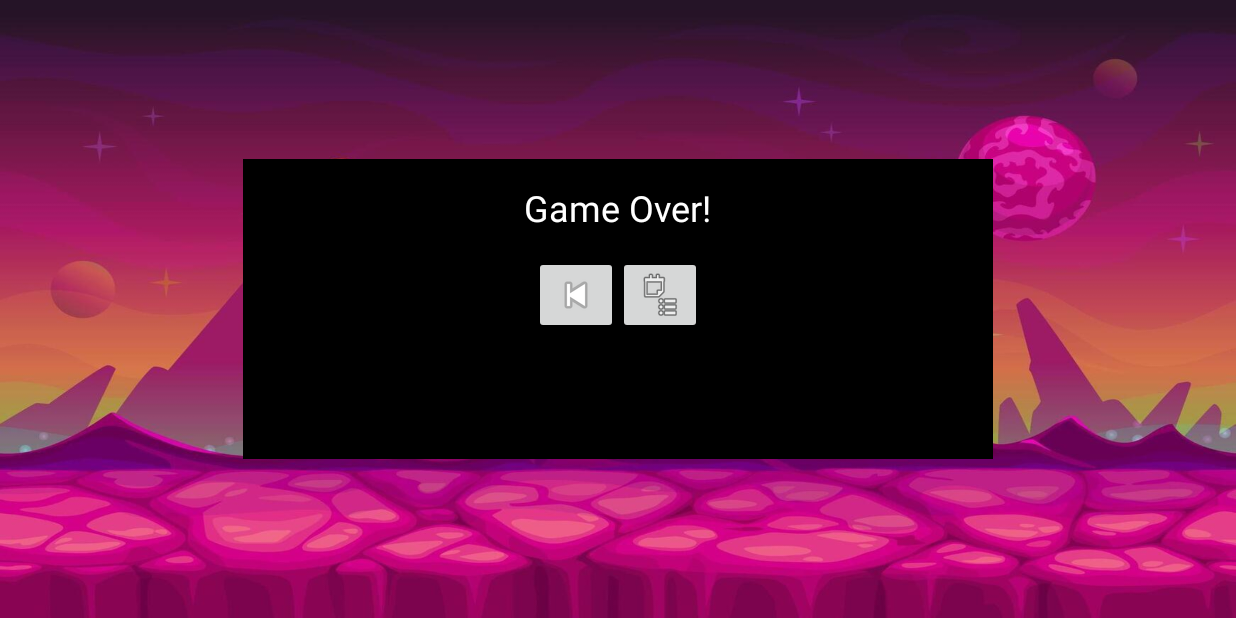
After one commit to ThilanRandika/LabExam03-game-2, an Android app: the GameOverScreenActivity screen opened directly, with no data from a screen before it, on a phone screen of 824 x 412 dp (held sideways). The commit adds this screen. Run offline under Robolectric (Android 15) with nearby library versions, the phone set to English and light mode, and no system bars.

Commit message:
create game over screen

```diff
--- a/app/src/main/AndroidManifest.xml
+++ b/app/src/main/AndroidManifest.xml
@@ -13,10 +13,15 @@
         android:theme="@style/Theme.LabExam03_game_2"
         tools:targetApi="31">
         <activity
+            android:name=".GameOverScreenActivity"
+            android:exported="false"
+            android:screenOrientation="landscape"
+            android:theme="@style/Base.Theme.LabExam03_game_2.noActionBar" />
+        <activity
             android:name=".Leaderboard"
             android:exported="false"
             android:screenOrientation="landscape"
-            android:theme="@style/Base.Theme.LabExam03_game_2.noActionBar"/>
+            android:theme="@style/Base.Theme.LabExam03_game_2.noActionBar" />
         <activity
             android:name=".GameActivity"
             android:exported="false"
--- /dev/null
+++ b/app/src/main/java/com/example/labexam03_game_2/GameOverScreenActivity.kt
@@ -0,0 +1,34 @@
+package com.example.labexam03_game_2
+
+import android.content.Intent
+import android.os.Bundle
+import android.view.View
+import androidx.activity.enableEdgeToEdge
+import androidx.appcompat.app.AppCompatActivity
+import androidx.core.view.ViewCompat
+import androidx.core.view.WindowInsetsCompat
+
+class GameOverScreenActivity : AppCompatActivity() {
+    override fun onCreate(savedInstanceState: Bundle?) {
+        super.onCreate(savedInstanceState)
+        enableEdgeToEdge()
+        setContentView(R.layout.activity_game_over_screen)
+        ViewCompat.setOnApplyWindowInsetsListener(findViewById(R.id.main)) { v, insets ->
+            val systemBars = insets.getInsets(WindowInsetsCompat.Type.systemBars())
+            v.setPadding(systemBars.left, systemBars.top, systemBars.right, systemBars.bottom)
+            insets
+        }
+    }
+
+    //start the game when the rePlay button clicks on the Game Over Menu
+    fun startTheGameAgain(v: View) {
+        val intent = Intent(this, GameActivity::class.java)
+        startActivity(intent)
+    }
+
+    //Go to the MainMenu
+    fun openMainMenu(v: View) {
+        val intent = Intent(this, MainMenu::class.java)
+        startActivity(intent)
+    }
+}
--- a/app/src/main/java/com/example/labexam03_game_2/GameView.kt
+++ b/app/src/main/java/com/example/labexam03_game_2/GameView.kt
@@ -238,7 +238,7 @@ class GameView (private val activity: GameActivity, private val screenX: Int, pr
     private fun gameOver() {
         try {
             Thread.sleep(3000)
-            val intent = Intent(activity, MainMenu::class.java)
+            val intent = Intent(activity, GameOverScreenActivity::class.java)
             intent.putExtra("POINTS", points)
 
             activity.startActivity(intent)
--- a/app/src/main/java/com/example/labexam03_game_2/MainMenu.kt
+++ b/app/src/main/java/com/example/labexam03_game_2/MainMenu.kt
@@ -64,4 +64,6 @@ class MainMenu : AppCompatActivity() {
 
 
 
+
+
 }
--- /dev/null
+++ b/app/src/main/res/layout/activity_game_over_screen.xml
@@ -0,0 +1,59 @@
+<?xml version="1.0" encoding="utf-8"?>
+<androidx.constraintlayout.widget.ConstraintLayout xmlns:android="http://schemas.android.com/apk/res/android"
+    xmlns:app="http://schemas.android.com/apk/res-auto"
+    xmlns:tools="http://schemas.android.com/tools"
+    android:id="@+id/main"
+    android:layout_width="match_parent"
+    android:layout_height="match_parent"
+    android:background="@drawable/background"
+    tools:context=".GameOverScreenActivity">
+
+    <FrameLayout
+        android:layout_width="500dp"
+        android:layout_height="200dp"
+        android:background="@color/black"
+        app:layout_constraintBottom_toBottomOf="parent"
+        app:layout_constraintEnd_toEndOf="parent"
+        app:layout_constraintStart_toStartOf="parent"
+        app:layout_constraintTop_toTopOf="parent"
+        app:layout_constraintVertical_bias="0.5">
+
+        <LinearLayout
+            android:layout_width="match_parent"
+            android:layout_height="match_parent"
+            android:orientation="vertical">
+
+            <TextView
+                android:id="@+id/gameOverTxt"
+                android:layout_width="wrap_content"
+                android:layout_height="wrap_content"
+                android:layout_gravity="center_horizontal"
+                android:padding="16dp"
+                android:text="@string/gameOver_text"
+                android:textColor="#FFFFFF"
+                android:textSize="24sp" />
+
+            <LinearLayout
+                android:layout_width="match_parent"
+                android:layout_height="wrap_content"
+                android:gravity="center"
+                android:orientation="horizontal">
+
+                <ImageButton
+                    android:id="@+id/replayBtn_gameOver"
+                    android:layout_width="wrap_content"
+                    android:layout_height="wrap_content"
+                    android:onClick="startTheGameAgain"
+                    app:srcCompat="@android:drawable/ic_media_previous" />
+
+                <ImageButton
+                    android:id="@+id/mainMenuBtn_gameOver"
+                    android:layout_width="wrap_content"
+                    android:layout_height="wrap_content"
+                    android:onClick="openMainMenu"
+                    app:srcCompat="@android:drawable/ic_menu_agenda" />
+            </LinearLayout>
+        </LinearLayout>
+
+    </FrameLayout>
+</androidx.constraintlayout.widget.ConstraintLayout>
--- a/app/src/main/res/values/strings.xml
+++ b/app/src/main/res/values/strings.xml
@@ -4,4 +4,6 @@
     <string name="skipBtn_txt_welcomeScreen">Skip</string>
 
     <string name="mainMenu_heading">Main Menu</string>
+
+    <string name="gameOver_text">Game Over!</string>
 </resources>
```
